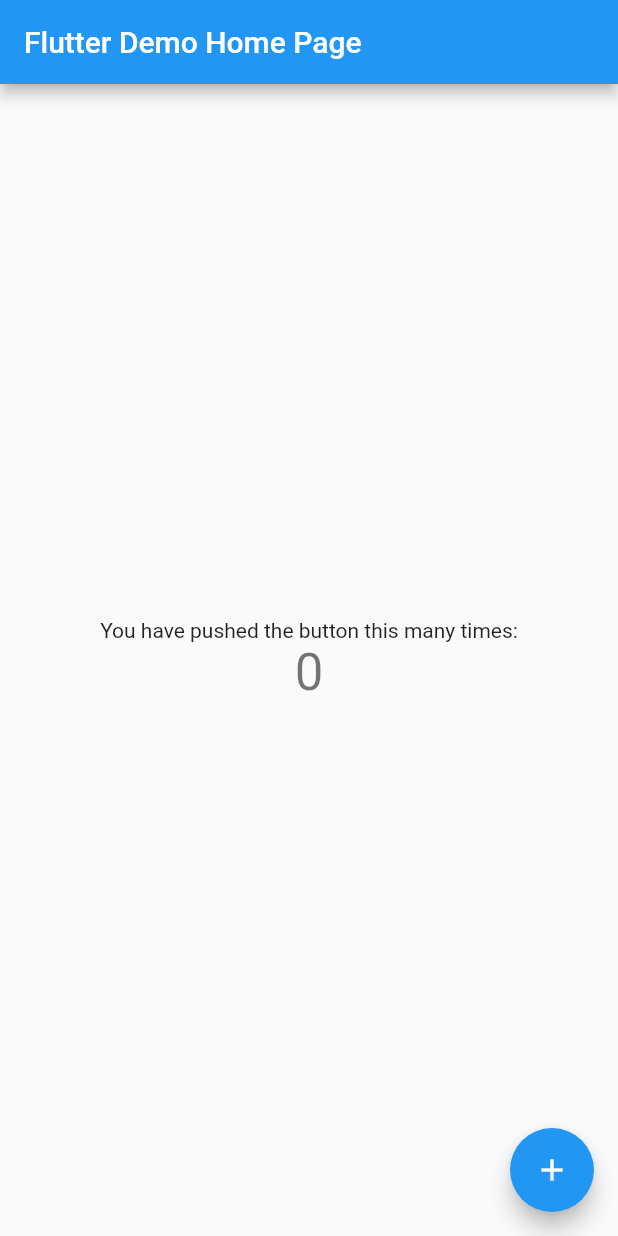
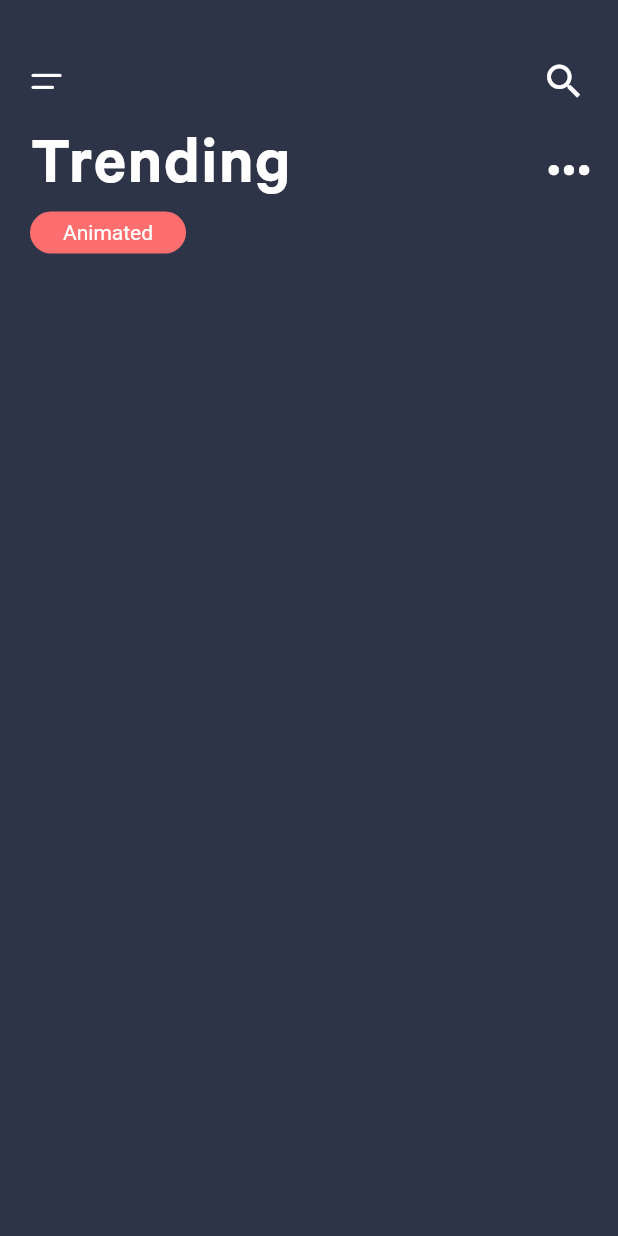
Before and after one commit to Finnkell/flutter-story-app-ui, a Flutter app: the screen it shows after launch, on a phone screen of 412 x 824 dp. Run offline on Flutter 3.47's test engine with Material 2 defaults, Android fonts, the phone set to English and light mode, and no system bars.

Commit message:
Starting Scaffold

```diff
--- /dev/null
+++ b/lib/custom_icons.dart
@@ -0,0 +1,12 @@
+import 'package:flutter/material.dart';
+
+class CustomIcons {
+  static const IconData menu = IconData(
+    0xE900,
+    fontFamily: "CustomIcons",
+  );
+  static const IconData option = IconData(
+    0xE902,
+    fontFamily: "CustomIcons",
+  );
+}
--- a/lib/main.dart
+++ b/lib/main.dart
@@ -1,117 +1,124 @@
 import 'package:flutter/material.dart';
+import 'custom_icons.dart';
 
 void main() {
   runApp(MyApp());
 }
 
 class MyApp extends StatelessWidget {
-  // This widget is the root of your application.
   @override
   Widget build(BuildContext context) {
     return MaterialApp(
-      title: 'Flutter Demo',
+      title: 'Story App UI',
+      debugShowCheckedModeBanner: false,
       theme: ThemeData(
-        // This is the theme of your application.
-        //
-        // Try running your application with "flutter run". You'll see the
-        // application has a blue toolbar. Then, without quitting the app, try
-        // changing the primarySwatch below to Colors.green and then invoke
-        // "hot reload" (press "r" in the console where you ran "flutter run",
-        // or simply save your changes to "hot reload" in a Flutter IDE).
-        // Notice that the counter didn't reset back to zero; the application
-        // is not restarted.
         primarySwatch: Colors.blue,
-        // This makes the visual density adapt to the platform that you run
-        // the app on. For desktop platforms, the controls will be smaller and
-        // closer together (more dense) than on mobile platforms.
         visualDensity: VisualDensity.adaptivePlatformDensity,
       ),
-      home: MyHomePage(title: 'Flutter Demo Home Page'),
+      home: MyHomePage(),
     );
   }
 }
 
 class MyHomePage extends StatefulWidget {
-  MyHomePage({Key key, this.title}) : super(key: key);
-
-  // This widget is the home page of your application. It is stateful, meaning
-  // that it has a State object (defined below) that contains fields that affect
-  // how it looks.
-
-  // This class is the configuration for the state. It holds the values (in this
-  // case the title) provided by the parent (in this case the App widget) and
-  // used by the build method of the State. Fields in a Widget subclass are
-  // always marked "final".
-
-  final String title;
-
   @override
   _MyHomePageState createState() => _MyHomePageState();
 }
 
 class _MyHomePageState extends State<MyHomePage> {
-  int _counter = 0;
-
-  void _incrementCounter() {
-    setState(() {
-      // This call to setState tells the Flutter framework that something has
-      // changed in this State, which causes it to rerun the build method below
-      // so that the display can reflect the updated values. If we changed
-      // _counter without calling setState(), then the build method would not be
-      // called again, and so nothing would appear to happen.
-      _counter++;
-    });
-  }
-
   @override
   Widget build(BuildContext context) {
-    // This method is rerun every time setState is called, for instance as done
-    // by the _incrementCounter method above.
-    //
-    // The Flutter framework has been optimized to make rerunning build methods
-    // fast, so that you can just rebuild anything that needs updating rather
-    // than having to individually change instances of widgets.
     return Scaffold(
-      appBar: AppBar(
-        // Here we take the value from the MyHomePage object that was created by
-        // the App.build method, and use it to set our appbar title.
-        title: Text(widget.title),
-      ),
-      body: Center(
-        // Center is a layout widget. It takes a single child and positions it
-        // in the middle of the parent.
+      backgroundColor: Color(0xFF2D3447),
+      body: SingleChildScrollView(
         child: Column(
-          // Column is also a layout widget. It takes a list of children and
-          // arranges them vertically. By default, it sizes itself to fit its
-          // children horizontally, and tries to be as tall as its parent.
-          //
-          // Invoke "debug painting" (press "p" in the console, choose the
-          // "Toggle Debug Paint" action from the Flutter Inspector in Android
-          // Studio, or the "Toggle Debug Paint" command in Visual Studio Code)
-          // to see the wireframe for each widget.
-          //
-          // Column has various properties to control how it sizes itself and
-          // how it positions its children. Here we use mainAxisAlignment to
-          // center the children vertically; the main axis here is the vertical
-          // axis because Columns are vertical (the cross axis would be
-          // horizontal).
-          mainAxisAlignment: MainAxisAlignment.center,
-          children: <Widget>[
-            Text(
-              'You have pushed the button this many times:',
+          children: [
+            Padding(
+              padding: EdgeInsets.only(
+                left: 12,
+                right: 12,
+                bottom: 8,
+                top: 30,
+              ),
+              child: Row(
+                mainAxisAlignment: MainAxisAlignment.spaceBetween,
+                children: [
+                  IconButton(
+                    icon: Icon(
+                      CustomIcons.menu,
+                      color: Colors.white,
+                      size: 30,
+                    ),
+                    onPressed: () {},
+                  ),
+                  IconButton(
+                    icon: Icon(
+                      Icons.search,
+                      color: Colors.white,
+                      size: 30,
+                    ),
+                    onPressed: () {},
+                  ),
+                ],
+              ),
             ),
-            Text(
-              '$_counter',
-              style: Theme.of(context).textTheme.headline4,
+            Padding(
+              padding: EdgeInsets.symmetric(
+                horizontal: 20,
+              ),
+              child: Row(
+                mainAxisAlignment: MainAxisAlignment.spaceBetween,
+                children: [
+                  Text(
+                    "Trending",
+                    style: TextStyle(
+                      color: Colors.white,
+                      fontSize: 46,
+                      fontFamily: "Calibre-Semibold",
+                      letterSpacing: 1.0,
+                    ),
+                  ),
+                  IconButton(
+                    icon: Icon(
+                      CustomIcons.option,
+                      size: 12,
+                      color: Colors.white,
+                    ),
+                    onPressed: () {},
+                  ),
+                ],
+              ),
+            ),
+            Padding(
+              padding: EdgeInsets.only(left: 20.0),
+              child: Row(
+                children: [
+                  Container(
+                    decoration: BoxDecoration(
+                      color: Color(0xFFFF6E6E),
+                      borderRadius: BorderRadius.circular(20),
+                    ),
+                    child: Center(
+                      child: Padding(
+                        padding: EdgeInsets.symmetric(
+                          horizontal: 22,
+                          vertical: 6,
+                        ),
+                        child: Text(
+                          "Animated",
+                          style: TextStyle(
+                            color: Colors.white,
+                          ),
+                        ),
+                      ),
+                    ),
+                  ),
+                ],
+              ),
             ),
           ],
         ),
       ),
-      floatingActionButton: FloatingActionButton(
-        onPressed: _incrementCounter,
-        tooltip: 'Increment',
-        child: Icon(Icons.add),
-      ), // This trailing comma makes auto-formatting nicer for build methods.
     );
   }
 }
```
Also changed, not shown: pubspec.yaml (+23 -15 lines), assets/fonts/Calibre Semibold.otf (added), assets/fonts/SF-Pro-Text-Bold.otf (added), assets/fonts/SF-Pro-Text-Regular.otf (added), assets/fonts/custom_icons.ttf (added), assets/images/image_01.png (added), assets/images/image_02.jpg (added), assets/images/image_03.jpg (added), assets/images/image_04.jpg (added), 1 other file.
